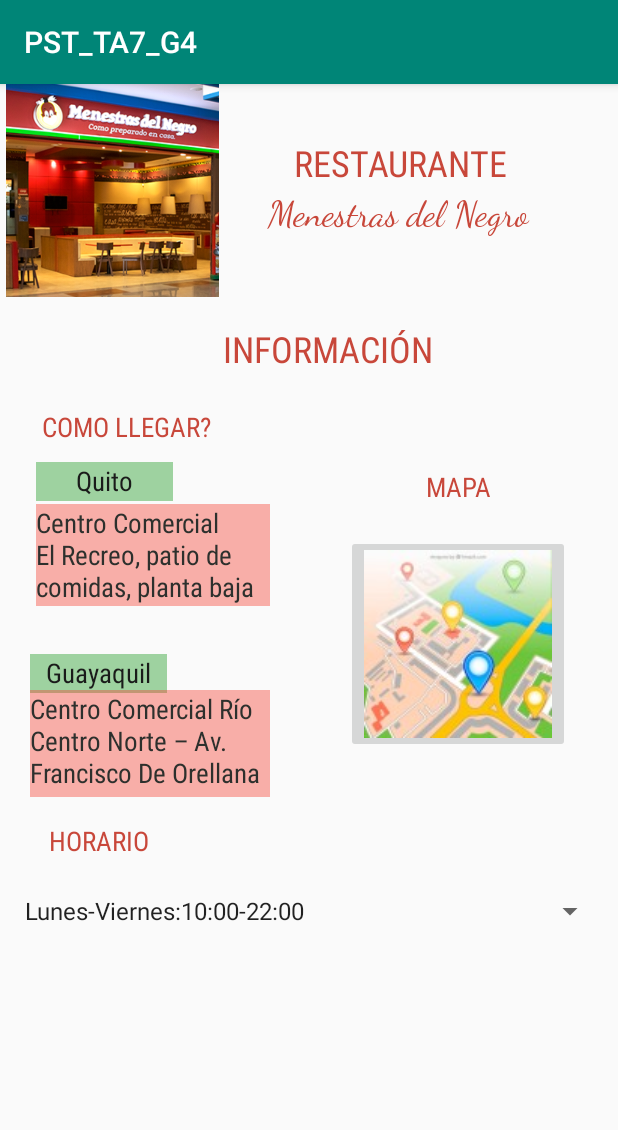
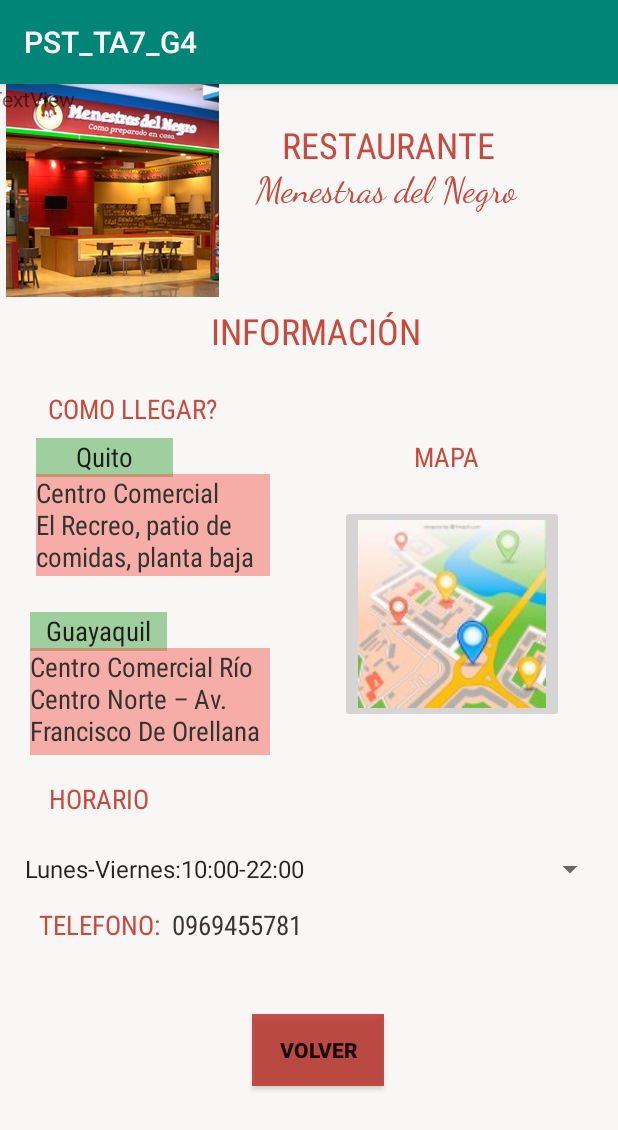
Before and after one commit to CisneFeijoo1998/PST_TA7_G4, an Android app: the Informacion screen opened directly, with no data from a screen before it, on a phone screen of 412 x 824 dp. Shown: the top 1130 px of the screen. Run offline under Robolectric (Android 15) with nearby library versions, the phone set to English and light mode, and no system bars.

Commit message:
Creacion de nueva Activity llamada Mapa, donde se muestra las ubicaciones de los restaurante en el mapa

```diff
--- a/app/build.gradle
+++ b/app/build.gradle
@@ -23,6 +23,7 @@ dependencies {
     implementation fileTree(dir: 'libs', include: ['*.jar'])
     implementation 'androidx.appcompat:appcompat:1.0.2'
     implementation 'androidx.constraintlayout:constraintlayout:1.1.3'
+    implementation 'com.google.android.gms:play-services-maps:17.0.0'
     testImplementation 'junit:junit:4.12'
     androidTestImplementation 'androidx.test:runner:1.2.0'
     androidTestImplementation 'androidx.test.espresso:espresso-core:3.2.0'
--- a/app/src/main/res/layout/activity_informacion.xml
+++ b/app/src/main/res/layout/activity_informacion.xml
@@ -19,8 +19,8 @@
         android:id="@+id/textView2"
         android:layout_width="205dp"
         android:layout_height="68dp"
-        android:layout_marginTop="72dp"
-        android:layout_marginEnd="44dp"
+        android:layout_marginTop="56dp"
+        android:layout_marginEnd="52dp"
         android:fontFamily="cursive"
         android:text="@string/menestras_del_negro"
         android:textAlignment="center"
@@ -33,8 +33,8 @@
         android:id="@+id/textView4"
         android:layout_width="186dp"
         android:layout_height="56dp"
-        android:layout_marginTop="36dp"
-        android:layout_marginEnd="52dp"
+        android:layout_marginTop="24dp"
+        android:layout_marginEnd="60dp"
         android:fontFamily="sans-serif-condensed"
         android:text="@string/restaurante"
         android:textAlignment="center"
@@ -47,8 +47,8 @@
         android:id="@+id/textView13"
         android:layout_width="109dp"
         android:layout_height="0dp"
-        android:layout_marginTop="256dp"
-        android:layout_marginEnd="52dp"
+        android:layout_marginTop="236dp"
+        android:layout_marginEnd="60dp"
         android:fontFamily="sans-serif-condensed"
         android:text="@string/mapa"
         android:textAlignment="center"
@@ -61,7 +61,7 @@
         android:id="@+id/textView15"
         android:layout_width="92dp"
         android:layout_height="39dp"
-        android:layout_marginTop="492dp"
+        android:layout_marginTop="464dp"
         android:layout_marginEnd="300dp"
         android:fontFamily="sans-serif-condensed"
         android:text="@string/horario"
@@ -72,11 +72,39 @@
         app:layout_constraintTop_toTopOf="parent" />
 
     <TextView
+        android:id="@+id/textView17"
+        android:layout_width="92dp"
+        android:layout_height="39dp"
+        android:layout_marginTop="548dp"
+        android:layout_marginEnd="208dp"
+        android:fontFamily="sans-serif-condensed"
+        android:text="@string/_0969455781"
+        android:textAlignment="center"
+        android:textColor="#F0292727"
+        android:textSize="18sp"
+        app:layout_constraintEnd_toEndOf="parent"
+        app:layout_constraintTop_toTopOf="parent" />
+
+    <TextView
+        android:id="@+id/textView18"
+        android:layout_width="92dp"
+        android:layout_height="39dp"
+        android:layout_marginTop="548dp"
+        android:layout_marginEnd="300dp"
+        android:fontFamily="sans-serif-condensed"
+        android:text="@string/telefono"
+        android:textAlignment="center"
+        android:textColor="#F0C53B2E"
+        android:textSize="18sp"
+        app:layout_constraintEnd_toEndOf="parent"
+        app:layout_constraintTop_toTopOf="parent" />
+
+    <TextView
         android:id="@+id/textView16"
         android:layout_width="120dp"
         android:layout_height="47dp"
-        android:layout_marginTop="216dp"
-        android:layout_marginEnd="268dp"
+        android:layout_marginTop="204dp"
+        android:layout_marginEnd="264dp"
         android:fontFamily="sans-serif-condensed"
         android:text="@string/como_llegar1"
         android:textAlignment="center"
@@ -90,7 +118,7 @@
         android:layout_width="91dp"
         android:layout_height="26dp"
         android:layout_marginStart="20dp"
-        android:layout_marginTop="380dp"
+        android:layout_marginTop="352dp"
         android:background="#854CAF50"
         android:fontFamily="sans-serif-condensed"
         android:text="@string/guayaquil"
@@ -105,7 +133,7 @@
         android:layout_width="91dp"
         android:layout_height="26dp"
         android:layout_marginStart="24dp"
-        android:layout_marginTop="252dp"
+        android:layout_marginTop="236dp"
         android:background="#854CAF50"
         android:fontFamily="sans-serif-condensed"
         android:text="@string/quito"
@@ -120,7 +148,7 @@
         android:layout_width="160dp"
         android:layout_height="71dp"
         android:layout_marginStart="20dp"
-        android:layout_marginTop="404dp"
+        android:layout_marginTop="376dp"
         android:background="#6BF44336"
         android:fontFamily="sans-serif-condensed"
         android:text="@string/centro_comercial_r_o_centro_norte_av_francisco_de_orellana"
@@ -135,7 +163,7 @@
         android:layout_width="156dp"
         android:layout_height="68dp"
         android:layout_marginStart="24dp"
-        android:layout_marginTop="280dp"
+        android:layout_marginTop="260dp"
         android:background="#6BF44336"
         android:fontFamily="sans-serif-condensed"
         android:text="@string/centro_comercial_el_recreo_patio_de_comidas_planta_baja"
@@ -149,8 +177,8 @@
         android:id="@+id/textView6"
         android:layout_width="186dp"
         android:layout_height="56dp"
-        android:layout_marginTop="160dp"
-        android:layout_marginEnd="100dp"
+        android:layout_marginTop="148dp"
+        android:layout_marginEnd="108dp"
         android:fontFamily="sans-serif-condensed"
         android:text="@string/informaci_n"
         android:textAlignment="center"
@@ -164,8 +192,9 @@
         android:layout_width="wrap_content"
         android:layout_height="wrap_content"
         android:layout_marginTop="20dp"
-        android:layout_marginEnd="32dp"
+        android:layout_marginEnd="36dp"
         android:contentDescription="@string/todo"
+        android:onClick="mapa"
         app:layout_constraintEnd_toEndOf="parent"
         app:layout_constraintTop_toBottomOf="@+id/textView13"
         app:srcCompat="@drawable/mapa" />
@@ -179,4 +208,26 @@
         app:layout_constraintEnd_toEndOf="parent"
         app:layout_constraintTop_toBottomOf="@+id/textView15" />
 
+    <TextView
+        android:id="@+id/textView3"
+        android:layout_width="419dp"
+        android:layout_height="728dp"
+        android:background="#08DF7B73"
+        android:text="TextView"
+        app:layout_constraintEnd_toEndOf="parent"
+        app:layout_constraintTop_toTopOf="parent" />
+
+    <Button
+        android:id="@+id/button2"
+        android:layout_width="wrap_content"
+        android:layout_height="wrap_content"
+        android:layout_marginEnd="156dp"
+        android:layout_marginBottom="60dp"
+        android:background="#C4B32318"
+        android:fontFamily="sans-serif-black"
+        android:onClick="volver"
+        android:text="VOLVER"
+        app:layout_constraintBottom_toBottomOf="@+id/textView3"
+        app:layout_constraintEnd_toEndOf="parent" />
+
 </androidx.constraintlayout.widget.ConstraintLayout>
--- a/app/src/main/res/values/strings.xml
+++ b/app/src/main/res/values/strings.xml
@@ -14,4 +14,9 @@
     <string name="todo">TODO</string>
     <string name="como_llegar1">COMO LLEGAR?</string>
     <string name="horario">HORARIO</string>
+    <string name="button">Button</string>
+    <string name="_0969455781">0969455781</string>
+    <string name="telefono">TELEFONO:</string>
+    <string name="title_activity_mapa">Map</string>
+    <string name="regresar">REGRESAR</string>
 </resources>
```
Also changed, not shown: app/src/debug/res/values/google_maps_api.xml (added, +24 -0 lines), app/src/main/AndroidManifest.xml (+24 -1 lines), app/src/main/java/com/example/pst_ta7_g4/Informacion.java (+14 -0 lines), app/src/main/java/com/example/pst_ta7_g4/MainActivity.java (+7 -0 lines), app/src/main/java/com/example/pst_ta7_g4/Mapa.java (added, +56 -0 lines), app/src/main/res/layout/activity_main.xml (+13 -2 lines), app/src/main/res/layout/activity_mapa.xml (added, +36 -0 lines), 1 other file.
